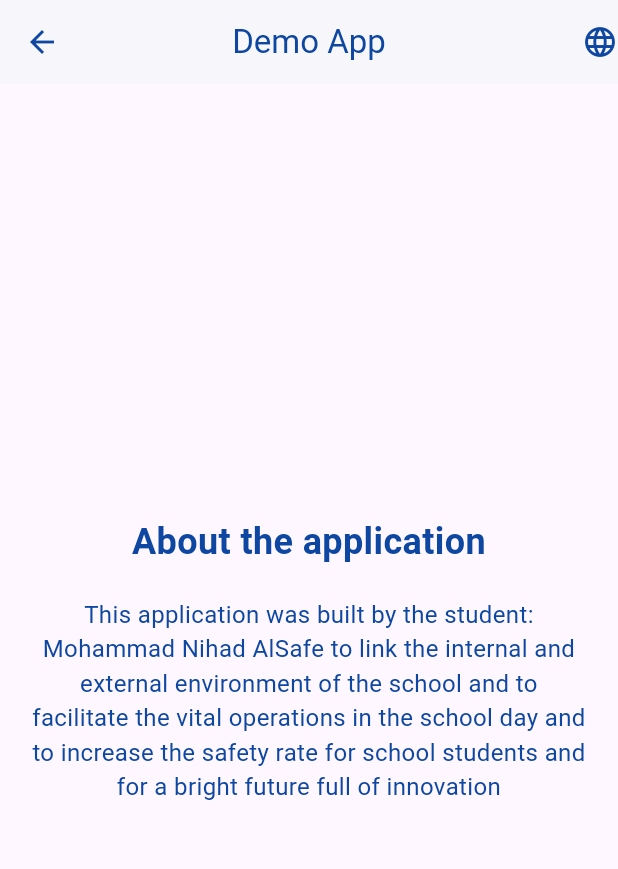
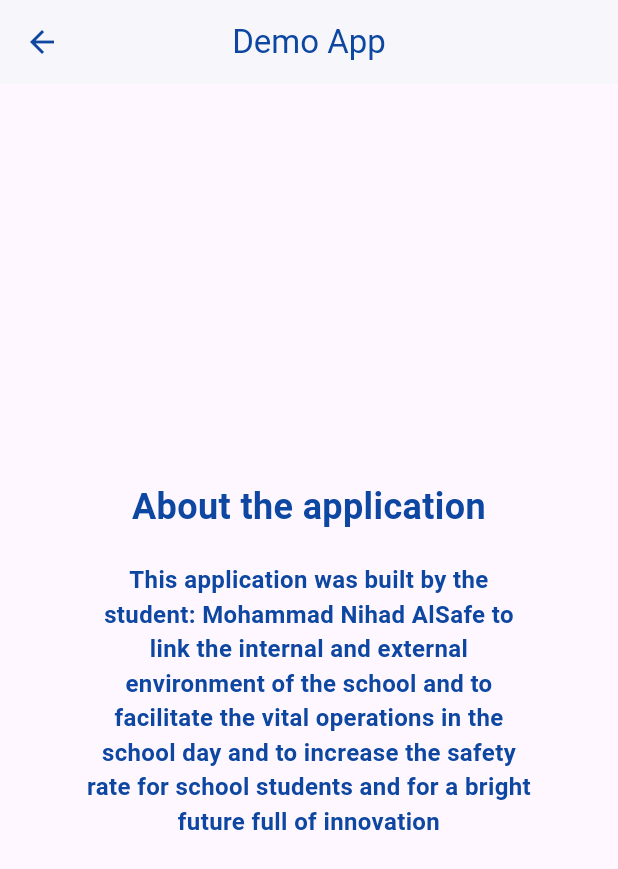
Before and after one commit to abolambA/NearSchool_Demo, a Flutter app: the screen it shows after launch, after a tap on the "info" icon, on a phone screen of 412 x 824 dp. Shown: the top 869 px of the screen. Run offline on Flutter 3.47's test engine with Material 3 defaults, Android fonts, the light colour scheme and no system bars.

Commit message:
first commit

```diff
--- a/lib/screens/about_screen.dart
+++ b/lib/screens/about_screen.dart
@@ -22,11 +22,9 @@ class AboutScreen extends StatelessWidget {
           style: TextStyle(color: Colors.blue.shade900),
         ),
         centerTitle: true,
-        actions: [
-          Icon(Icons.language, color: Colors.blue.shade900), // Fixed icon for consistency
-        ],
       ),
-      body: Padding(
+      body: Center(
+        child: Padding(
           padding: const EdgeInsets.all(20.0),
           child: Column(
             mainAxisAlignment: MainAxisAlignment.center,
@@ -41,14 +39,22 @@ class AboutScreen extends StatelessWidget {
                 textAlign: TextAlign.center,
               ),
               SizedBox(height: 20),
-            Text(
+              ConstrainedBox(
+                constraints: BoxConstraints(maxWidth: 300), // Limit the width
+                child: Text(
                   isEnglish
                       ? 'This application was built by the student: Mohammad Nihad AlSafe to link the internal and external environment of the school and to facilitate the vital operations in the school day and to increase the safety rate for school students and for a bright future full of innovation'
                       : 'تم بناء هذا التطبيق من قبل الطالب: محمد نهاد الصوفي للربط بين البيئة الداخلية و الخارجية للمدرسة و لتسهيل العمليات الحيوية في اليوم الدراسي و لزيادة نسبة الأمان للطلاب المدرسيين و لمستقبل باهر يدخل بالإبتكار',
-              style: TextStyle(fontSize: 16, color: Colors.blue.shade900),
+                  style: TextStyle(
+                    fontSize: 16,
+                    fontWeight: FontWeight.bold, // Make the text bolder
+                    color: Colors.blue.shade900,
+                  ),
                   textAlign: TextAlign.center,
                 ),
+              ),
             ],
+          ),
         ),
       ),
     );
```
Lines whose indentation alone changed are shown as unchanged.
